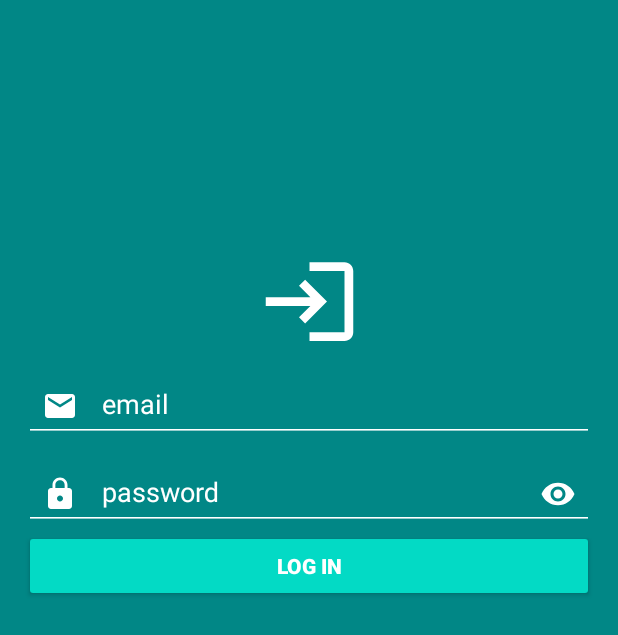
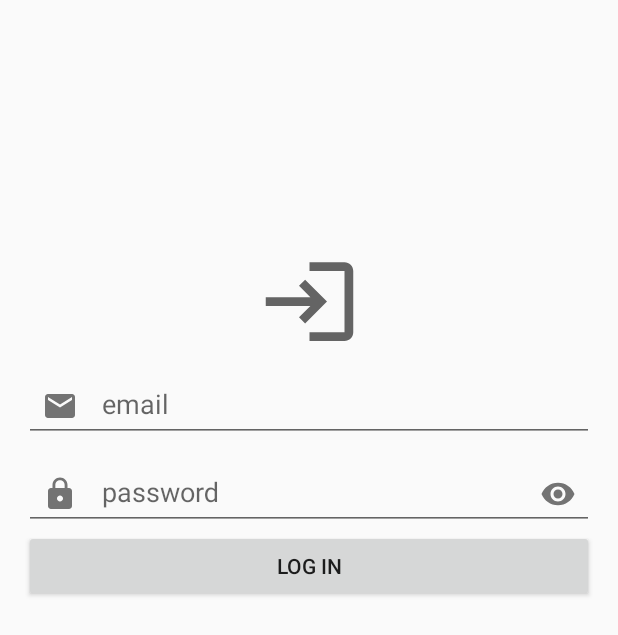
Before and after one commit to TimurChikishev/kts-android-09-2021, an Android app: the LogInFragment screen opened through its navigation route, on a phone screen of 412 x 824 dp. Shown: the top 635 px of the screen. Run offline under Robolectric (Android 15) with nearby library versions, the phone set to English and light mode, and no system bars; libraries missing offline, so code that uses them is left out: by.kirich1409.viewbindingdelegate; 8 statements that could not run were skipped.

Commit message:
created a page view onboarding and new design

```diff
--- a/app/build.gradle
+++ b/app/build.gradle
@@ -43,9 +43,15 @@ dependencies {
     implementation 'androidx.navigation:navigation-fragment-ktx:2.3.5'
     implementation 'androidx.navigation:navigation-ui-ktx:2.3.5'
 
+    // for AutoClearedValue
+    implementation "androidx.lifecycle:lifecycle-common-java8:2.3.1"
+
     // logger
     implementation 'com.jakewharton.timber:timber:5.0.1'
 
     // view binding property delegate
     implementation 'com.github.kirich1409:viewbindingpropertydelegate-noreflection:1.5.0-beta01'
+
+    // dots indicator
+    implementation 'com.tbuonomo:dotsindicator:4.2'
 }
--- a/app/src/main/java/com/swallow/cracker/ui/activitys/MainActivity.kt
+++ b/app/src/main/java/com/swallow/cracker/ui/activitys/MainActivity.kt
@@ -1,13 +1,6 @@
 package com.swallow.cracker.ui.activitys
 
 import androidx.appcompat.app.AppCompatActivity
-import android.os.Bundle
 import com.swallow.cracker.R
 
-class MainActivity : AppCompatActivity() {
-
-    override fun onCreate(savedInstanceState: Bundle?) {
-        super.onCreate(savedInstanceState)
-        setContentView(R.layout.activity_main)
-    }
-}
+class MainActivity : AppCompatActivity(R.layout.activity_main) {}
--- /dev/null
+++ b/app/src/main/java/com/swallow/cracker/ui/adapters/OnBoardingAdapter.kt
@@ -0,0 +1,28 @@
+package com.swallow.cracker.ui.adapters
+
+import android.view.LayoutInflater
+import android.view.ViewGroup
+import androidx.recyclerview.widget.RecyclerView
+import com.swallow.cracker.R
+import com.swallow.cracker.ui.modal.OnBoardingUI
+
+class OnBoardingAdapter() : RecyclerView.Adapter<OnBoardingViewHolder>() {
+
+    private var items: List<OnBoardingUI> = listOf()
+
+    fun setItems(items: List<OnBoardingUI>) {
+        this.items = items
+    }
+
+    override fun onCreateViewHolder(parent: ViewGroup, viewType: Int): OnBoardingViewHolder {
+        return OnBoardingViewHolder(
+            LayoutInflater.from(parent.context).inflate(R.layout.onboarding_item, parent, false)
+        )
+    }
+
+    override fun onBindViewHolder(holder: OnBoardingViewHolder, position: Int) {
+        holder.bind(items[position])
+    }
+
+    override fun getItemCount() = items.size
+}
--- a/app/src/main/java/com/swallow/cracker/ui/fragments/OnBoardingFragment.kt
+++ b/app/src/main/java/com/swallow/cracker/ui/fragments/OnBoardingFragment.kt
@@ -4,20 +4,55 @@ import android.os.Bundle
 import androidx.fragment.app.Fragment
 import android.view.View
 import androidx.navigation.fragment.findNavController
+import androidx.recyclerview.widget.RecyclerView
 import by.kirich1409.viewbindingdelegate.viewBinding
 import com.swallow.cracker.R
 import com.swallow.cracker.databinding.FragmentOnBoardingBinding
+import com.swallow.cracker.ui.adapters.OnBoardingAdapter
+import com.swallow.cracker.ui.modal.OnBoardingUI
+import com.swallow.cracker.utils.autoCleared
 
 class OnBoardingFragment : Fragment(R.layout.fragment_on_boarding) {
 
     private val viewBinding by viewBinding(FragmentOnBoardingBinding::bind)
+    private var adapter: OnBoardingAdapter by autoCleared()
 
     override fun onViewCreated(view: View, savedInstanceState: Bundle?) {
         super.onViewCreated(view, savedInstanceState)
+
+        initAdapter()
 
         viewBinding.buttonSkip.setOnClickListener {
             val action = OnBoardingFragmentDirections.actionOnBoardingFragmentToLogInFragment()
             findNavController().navigate(action)
         }
     }
+
+    private fun initAdapter() {
+        adapter = OnBoardingAdapter()
+
+        val viewPager = viewBinding.onBoardingVewPager
+        viewPager.adapter = adapter
+        viewBinding.dotsIndicator.setViewPager2(viewPager)
+        (viewPager.getChildAt(0) as RecyclerView)
+            .overScrollMode = RecyclerView.OVER_SCROLL_NEVER
+
+        adapter.setItems(
+            listOf(
+                OnBoardingUI(
+                    image = R.drawable.ic_launcher_background,
+                    title = "First Title",
+                    description = "First description special for on boarding fragment"
+                ), OnBoardingUI(
+                    image = R.drawable.ic_launcher_background,
+                    title = "Second Title",
+                    description = "Second description special for on boarding fragment"
+                ), OnBoardingUI(
+                    image = R.drawable.ic_launcher_background,
+                    title = "Third Title",
+                    description = "Third description special for on boarding fragment"
+                )
+            )
+        )
+    }
 }
--- /dev/null
+++ b/app/src/main/java/com/swallow/cracker/ui/modal/OnBoardingUI.kt
@@ -0,0 +1,3 @@
+package com.swallow.cracker.ui.modal
+
+data class OnBoardingUI(val image: Int, val title: String, val description: String)
--- /dev/null
+++ b/app/src/main/java/com/swallow/cracker/utils/AutoClearedValue.kt
@@ -0,0 +1,46 @@
+package com.swallow.cracker.utils
+
+import androidx.annotation.NonNull
+import androidx.fragment.app.Fragment
+import androidx.lifecycle.DefaultLifecycleObserver
+import androidx.lifecycle.LifecycleOwner
+import kotlin.properties.ReadWriteProperty
+import kotlin.reflect.KProperty
+
+/**
+ * A lazy property that gets cleaned up when the fragment's view is destroyed.
+ *
+ * Accessing this variable while the fragment's view is destroyed will throw NPE.
+ */
+class AutoClearedValue<T : Any>(val fragment: Fragment) : ReadWriteProperty<Fragment, T> {
+    private var _value: T? = null
+
+    init {
+        fragment.lifecycle.addObserver(object : DefaultLifecycleObserver {
+            override fun onCreate(@NonNull owner: LifecycleOwner) {
+                fragment.viewLifecycleOwnerLiveData.observe(fragment) { viewLifecycleOwner ->
+                    viewLifecycleOwner?.lifecycle?.addObserver(object : DefaultLifecycleObserver {
+                        override fun onDestroy(owner: LifecycleOwner) {
+                            _value = null
+                        }
+                    })
+                }
+            }
+        })
+    }
+
+    override fun getValue(thisRef: Fragment, property: KProperty<*>): T {
+        return _value ?: throw IllegalStateException(
+            "should never call auto-cleared-value get when it might not be available"
+        )
+    }
+
+    override fun setValue(thisRef: Fragment, property: KProperty<*>, value: T) {
+        _value = value
+    }
+}
+
+/**
+ * Creates an [AutoClearedValue] associated with this fragment.
+ */
+fun <T : Any> Fragment.autoCleared() = AutoClearedValue<T>(this)
--- a/app/src/main/res/layout-land/fragment_log_in.xml
+++ b/app/src/main/res/layout-land/fragment_log_in.xml
@@ -11,7 +11,7 @@
         android:id="@+id/iconLoginImageView"
         android:layout_width="50dp"
         android:layout_height="50dp"
-        android:layout_marginTop="50dp"
+        android:layout_marginTop="20dp"
         android:contentDescription="@string/icon_log_in"
         android:src="@drawable/ic_login_24"
         app:layout_constraintEnd_toEndOf="parent"
--- a/app/src/main/res/layout/fragment_log_in.xml
+++ b/app/src/main/res/layout/fragment_log_in.xml
@@ -4,7 +4,6 @@
     xmlns:tools="http://schemas.android.com/tools"
     android:layout_width="match_parent"
     android:layout_height="match_parent"
-    android:background="@color/teal_700"
     android:padding="16dp"
     tools:context=".ui.fragments.LogInFragment">
 
@@ -17,29 +16,23 @@
         android:src="@drawable/ic_login_24"
         app:layout_constraintEnd_toEndOf="parent"
         app:layout_constraintStart_toStartOf="parent"
-        app:layout_constraintTop_toTopOf="parent"
-        app:tint="@color/white" />
+        app:layout_constraintTop_toTopOf="parent" />
 
     <com.google.android.material.textfield.TextInputLayout
         android:id="@+id/emailTextInputLayout"
         android:layout_width="match_parent"
         android:layout_height="wrap_content"
         android:hint="@string/email"
-        android:textColorHint="@color/white"
-        android:theme="@style/TextInputLayoutAppearance"
-        app:hintTextColor="@color/white"
         app:layout_constraintEnd_toEndOf="parent"
         app:layout_constraintStart_toStartOf="parent"
         app:layout_constraintTop_toBottomOf="@+id/iconLoginImageView"
-        app:startIconDrawable="@drawable/ic_email_24"
-        app:startIconTint="@color/white">
+        app:startIconDrawable="@drawable/ic_email_24">
 
         <com.google.android.material.textfield.TextInputEditText
             android:id="@+id/emailTextInputEditText"
             android:layout_width="match_parent"
             android:layout_height="wrap_content"
-            android:inputType="textEmailAddress"
-            android:textColor="@color/white" />
+            android:inputType="textEmailAddress" />
 
     </com.google.android.material.textfield.TextInputLayout>
 
@@ -48,24 +41,17 @@
         android:layout_width="match_parent"
         android:layout_height="wrap_content"
         android:hint="@string/password"
-        android:textColorHint="@color/white"
-        android:theme="@style/TextInputLayoutAppearance"
         app:endIconMode="password_toggle"
-        app:endIconTint="@color/white"
-        app:hintTextColor="@color/white"
         app:layout_constraintEnd_toEndOf="parent"
         app:layout_constraintStart_toStartOf="parent"
         app:layout_constraintTop_toBottomOf="@+id/emailTextInputLayout"
-        app:startIconDrawable="@drawable/ic_lock_24"
-        app:startIconTint="@color/white">
+        app:startIconDrawable="@drawable/ic_lock_24">
 
         <com.google.android.material.textfield.TextInputEditText
             android:id="@+id/passwordTextInputEditText"
             android:layout_width="match_parent"
             android:layout_height="wrap_content"
-            android:backgroundTint="@color/white"
-            android:inputType="textPassword"
-            android:textColor="@color/white" />
+            android:inputType="textPassword" />
 
     </com.google.android.material.textfield.TextInputLayout>
 
@@ -74,7 +60,6 @@
         android:layout_width="match_parent"
         android:layout_height="wrap_content"
         android:text="@string/log_in"
-        android:theme="@style/AccentButton"
         app:layout_constraintEnd_toEndOf="parent"
         app:layout_constraintStart_toStartOf="parent"
         app:layout_constraintTop_toBottomOf="@+id/passwordTextInputLayout" />
--- a/app/src/main/res/values-night/themes.xml
+++ b/app/src/main/res/values-night/themes.xml
@@ -2,15 +2,16 @@
     <!-- Base application theme. -->
     <style name="Theme.Lecture1" parent="Theme.AppCompat.DayNight.NoActionBar">
         <!-- Primary brand color. -->
-        <item name="colorPrimary">@color/purple_200</item>
-        <item name="colorPrimaryVariant">@color/purple_700</item>
         <item name="colorOnPrimary">@color/black</item>
         <!-- Secondary brand color. -->
-        <item name="colorSecondary">@color/teal_200</item>
-        <item name="colorSecondaryVariant">@color/teal_200</item>
         <item name="colorOnSecondary">@color/black</item>
         <!-- Status bar color. -->
         <item name="android:statusBarColor" tools:targetApi="l">?attr/colorPrimaryVariant</item>
         <!-- Customize your theme here. -->
     </style>
+
+    <style name="DotsIndicator">
+        <item name="dotsColor">@color/white</item>
+        <item name="selectedDotColor">@color/white</item>
+    </style>
 </resources>
--- a/app/src/main/res/values/themes.xml
+++ b/app/src/main/res/values/themes.xml
@@ -2,12 +2,8 @@
     <!-- Base application theme. -->
     <style name="Theme.Lecture1" parent="Theme.AppCompat.Light.NoActionBar">
         <!-- Primary brand color. -->
-        <item name="colorPrimary">@color/purple_500</item>
-        <item name="colorPrimaryVariant">@color/purple_700</item>
         <item name="colorOnPrimary">@color/white</item>
         <!-- Secondary brand color. -->
-        <item name="colorSecondary">@color/teal_200</item>
-        <item name="colorSecondaryVariant">@color/teal_700</item>
         <item name="colorOnSecondary">@color/black</item>
         <item name="colorOnSurface">#858585</item>
         <!-- Status bar color. -->
@@ -15,15 +11,8 @@
         <!-- Customize your theme here. -->
     </style>
 
-    <style name="TextInputLayoutAppearance" parent="Widget.Design.TextInputLayout">
-        <item name="colorControlNormal">@color/white</item>
-        <item name="colorControlActivated">@color/white</item>
-        <item name="colorControlHighlight">@color/white</item>
-    </style>
-
-    <style name="AccentButton" parent="ThemeOverlay.AppCompat.Dark">
-        <item name="backgroundTint">@color/color_state_button</item>
-        <item name="android:textColor">@color/color_state_text</item>
-        <item name="android:textStyle">bold</item>
+    <style name="DotsIndicator">
+        <item name="dotsColor">@color/black</item>
+        <item name="selectedDotColor">@color/black</item>
     </style>
 </resources>
```
Also changed, not shown: app/src/main/java/com/swallow/cracker/ui/adapters/OnBoardingViewHolder.kt (added, +33 -0 lines), app/src/main/res/drawable/ic_cookie_24.xml (added, +10 -0 lines), app/src/main/res/layout-land/fragment_on_boarding.xml (+39 -36 lines), app/src/main/res/layout-land/onboarding_item.xml (added, +45 -0 lines), app/src/main/res/layout/fragment_on_boarding.xml (+40 -34 lines), app/src/main/res/layout/onboarding_item.xml (added, +44 -0 lines), app/src/main/res/values/strings.xml (+7 -1 lines), 2 other files.
